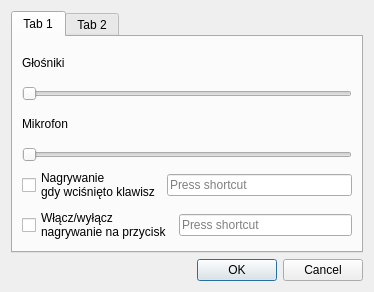
First picture: the form in JaroEliCall/gui/settings.ui, repository jaroslaw-wieczorek/Project_IP_Telephony_Python_Voip, before the edit.
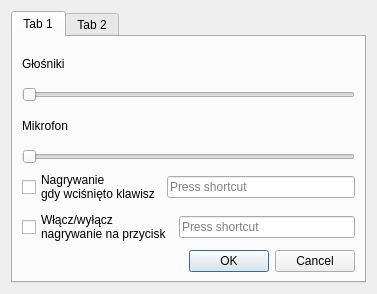
Second picture: the form after the edit.

Patch:
```diff
--- a/JaroEliCall/gui/settings.ui
+++ b/JaroEliCall/gui/settings.ui
@@ -6,13 +6,21 @@
    <rect>
     <x>0</x>
     <y>0</y>
-    <width>374</width>
-    <height>292</height>
+    <width>377</width>
+    <height>294</height>
    </rect>
   </property>
+  <property name="minimumSize">
+   <size>
+    <width>370</width>
+    <height>290</height>
+   </size>
+  </property>
   <property name="windowTitle">
    <string>Dialog</string>
   </property>
+  <layout class="QVBoxLayout" name="verticalLayout_4">
+   <item>
   <layout class="QVBoxLayout" name="verticalLayout_3">
    <item>
     <widget class="QTabWidget" name="tabWidget">
@@ -86,15 +94,6 @@
          </item>
         </layout>
        </item>
-      </layout>
-     </widget>
-     <widget class="QWidget" name="tab_crypto">
-      <attribute name="title">
-       <string>Tab 2</string>
-      </attribute>
-     </widget>
-    </widget>
-   </item>
    <item>
     <widget class="QDialogButtonBox" name="buttonBox">
      <property name="orientation">
@@ -107,6 +106,17 @@
    </item>
   </layout>
  </widget>
+       <widget class="QWidget" name="tab_crypto">
+        <attribute name="title">
+         <string>Tab 2</string>
+        </attribute>
+       </widget>
+      </widget>
+     </item>
+    </layout>
+   </item>
+  </layout>
+ </widget>
  <resources/>
  <connections>
   <connection>
```
Left out of the diff: 13 changed lines with no effect on the pictures. Lines whose indentation alone changed are shown as unchanged.
